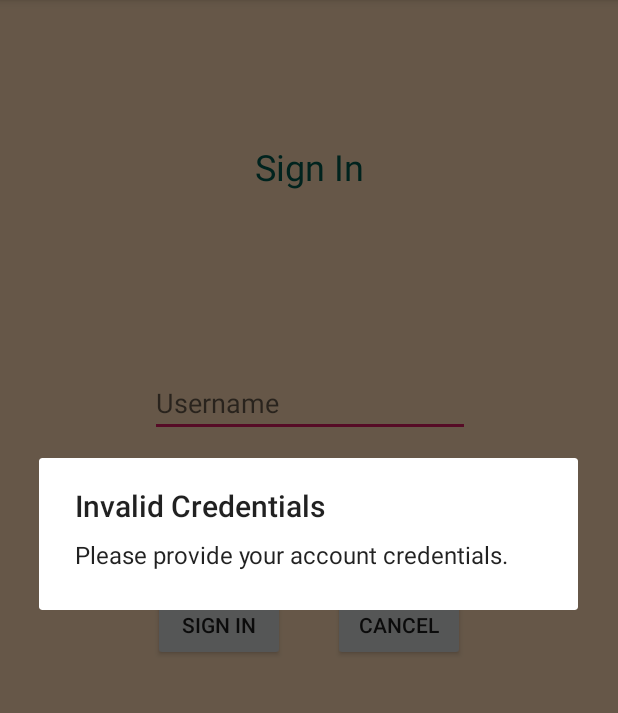
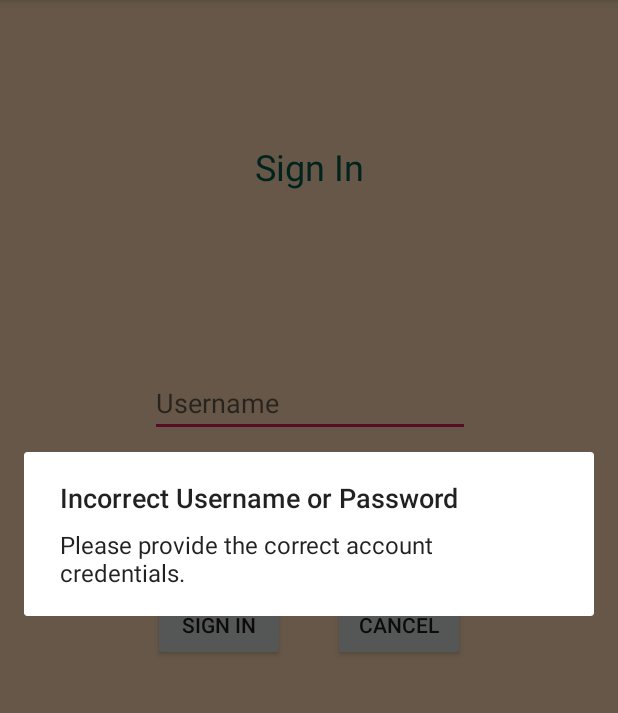
Before and after one commit to duahjeffreyb/SafeAndSound2020, an Android app: the SignInActivity screen opened directly, with no data from a screen before it, after a tap on "SIGN IN", on a phone screen of 412 x 824 dp, the part 84-797 px from its top. Run offline under Robolectric (Android 15) with nearby library versions, the phone set to English and light mode, and no system bars.

Commit message:
Update alert message

```diff
--- a/app/src/main/java/com/example/elizabethwhitebaker/safeandsound/SignInActivity.java
+++ b/app/src/main/java/com/example/elizabethwhitebaker/safeandsound/SignInActivity.java
@@ -46,8 +46,8 @@ public class SignInActivity extends AppCompatActivity {
                     startActivity(i);
                 } catch(Exception e) {
                     AlertDialog a = new AlertDialog.Builder(btnSignIn.getContext()).create();
-                    a.setTitle("Invalid Credentials");
-                    a.setMessage("Please provide your account credentials.");
+                    a.setTitle("Incorrect Username or Password");
+                    a.setMessage("Please provide the correct account credentials.");
                     a.show();
                 }
             }
```
